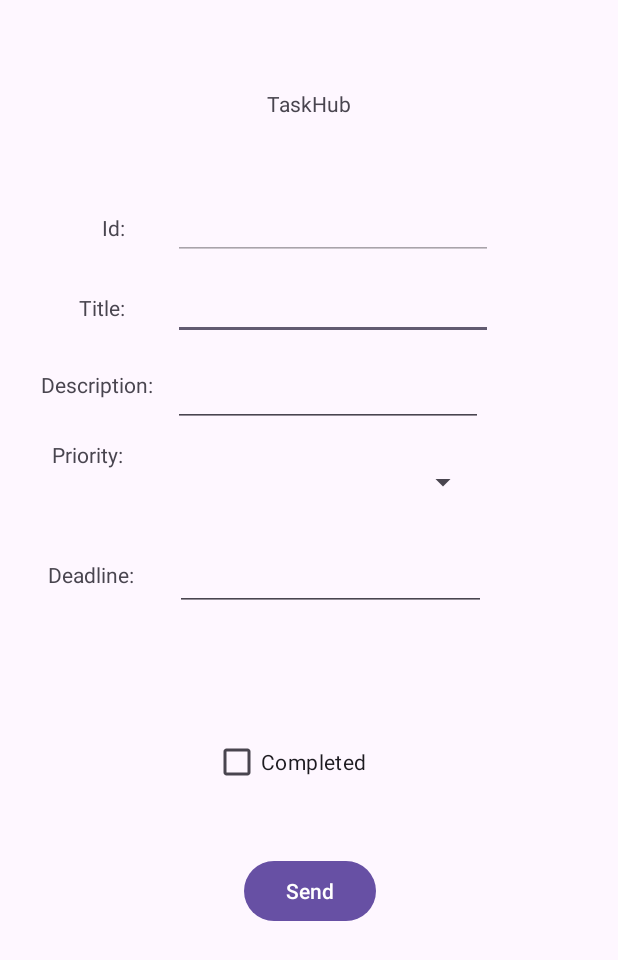
After one commit to carlosEduardoRincon/PocketTask, an Android app: the layout main.xml on its own in the app's theme, with its tools: preview values and no code run, on a phone screen of 412 x 824 dp. The commit adds this screen. Shown: the top 960 px of the screen. Run offline under Robolectric (Android 15) with nearby library versions, the phone set to English and light mode, and no system bars.

Commit message:
feat - adding changes

```diff
--- a/app/src/main/AndroidManifest.xml
+++ b/app/src/main/AndroidManifest.xml
@@ -13,7 +13,7 @@
         android:theme="@style/Theme.TaskHub"
         tools:targetApi="31">
         <activity
-            android:name=".MainActivity"
+            android:name=".InitialPage"
             android:exported="true">
             <intent-filter>
                 <action android:name="android.intent.action.MAIN" />
@@ -21,6 +21,10 @@
                 <category android:name="android.intent.category.LAUNCHER" />
             </intent-filter>
         </activity>
+        <activity
+            android:name=".TaskManager"
+            android:label="TaskManager" >
+        </activity>
     </application>
 
 </manifest>
--- a/app/src/main/java/br/edu/ifsp/dpdm/taskhub/adapters/TaskListAdapter.java
+++ b/app/src/main/java/br/edu/ifsp/dpdm/taskhub/adapters/TaskListAdapter.java
@@ -10,6 +10,7 @@ import android.widget.TextView;
 
 import java.util.List;
 
+import br.edu.ifsp.dpdm.taskhub.R;
 import br.edu.ifsp.dpdm.taskhub.model.Task;
 
 public class TaskListAdapter extends BaseAdapter {
--- /dev/null
+++ b/app/src/main/res/layout/main.xml
@@ -0,0 +1,165 @@
+<androidx.constraintlayout.widget.ConstraintLayout xmlns:android="http://schemas.android.com/apk/res/android"
+    xmlns:app="http://schemas.android.com/apk/res-auto"
+    xmlns:tools="http://schemas.android.com/tools"
+    android:id="@+id/linearLayout"
+    android:layout_width="match_parent"
+    android:layout_height="match_parent"
+    android:baselineAligned="false">
+
+    <EditText
+        android:id="@+id/edDescription"
+        android:layout_width="0dp"
+        android:layout_height="35dp"
+        android:layout_marginTop="12dp"
+        android:layout_marginEnd="88dp"
+        android:layout_marginBottom="14dp"
+        android:inputType="text"
+        app:layout_constraintBottom_toTopOf="@+id/spPriority"
+        app:layout_constraintEnd_toEndOf="parent"
+        app:layout_constraintStart_toEndOf="@+id/textView2"
+        app:layout_constraintTop_toBottomOf="@+id/edTitle" />
+
+    <CheckBox
+        android:id="@+id/ckCompleted"
+        android:layout_width="128dp"
+        android:layout_height="wrap_content"
+        android:layout_marginBottom="292dp"
+        android:text="Completed"
+        app:layout_constraintBottom_toBottomOf="parent"
+        app:layout_constraintEnd_toEndOf="parent"
+        app:layout_constraintStart_toStartOf="parent" />
+
+    <EditText
+        android:id="@+id/edTitle"
+        android:layout_width="wrap_content"
+        android:layout_height="wrap_content"
+        android:layout_marginTop="8dp"
+        android:ems="10"
+        android:inputType="text"
+        app:layout_constraintStart_toStartOf="@+id/edID"
+        app:layout_constraintTop_toBottomOf="@+id/edID">
+
+        <requestFocus
+            android:layout_width="wrap_content"
+            android:layout_height="wrap_content" />
+    </EditText>
+
+    <TextView
+        android:id="@+id/textView3"
+        android:layout_width="wrap_content"
+        android:layout_height="wrap_content"
+        android:layout_marginStart="32dp"
+        android:layout_marginEnd="32dp"
+        android:text="Priority:"
+        app:layout_constraintBaseline_toBaselineOf="@+id/spPriority"
+        app:layout_constraintEnd_toStartOf="@+id/spPriority"
+        app:layout_constraintStart_toStartOf="parent" />
+
+    <EditText
+        android:id="@+id/edID"
+        android:layout_width="wrap_content"
+        android:layout_height="wrap_content"
+        android:layout_marginStart="32dp"
+        android:layout_marginTop="49dp"
+        android:editable="false"
+        android:ems="10"
+        android:enabled="false"
+        android:inputType="text"
+        app:layout_constraintStart_toEndOf="@+id/txtID"
+        app:layout_constraintTop_toBottomOf="@+id/textView4"
+        tools:ignore="Deprecated">
+
+    </EditText>
+
+    <TextView
+        android:id="@+id/textView2"
+        android:layout_width="wrap_content"
+        android:layout_height="wrap_content"
+        android:layout_marginStart="25dp"
+        android:layout_marginTop="20dp"
+        android:layout_marginEnd="12dp"
+        android:text="Description:"
+        app:layout_constraintEnd_toStartOf="@+id/edDescription"
+        app:layout_constraintStart_toStartOf="parent"
+        app:layout_constraintTop_toBottomOf="@+id/edTitle" />
+
+    <TextView
+        android:id="@+id/textView1"
+        android:layout_width="wrap_content"
+        android:layout_height="wrap_content"
+        android:text="Title:"
+        app:layout_constraintBaseline_toBaselineOf="@+id/edTitle"
+        app:layout_constraintEnd_toStartOf="@+id/txtID"
+        app:layout_constraintStart_toStartOf="@+id/txtID" />
+
+    <TextView
+        android:id="@+id/txtID"
+        android:layout_width="wrap_content"
+        android:layout_height="wrap_content"
+        android:layout_marginStart="33dp"
+        android:layout_marginEnd="32dp"
+        android:text="@string/id"
+        app:layout_constraintBaseline_toBaselineOf="@+id/edID"
+        app:layout_constraintEnd_toStartOf="@+id/edDescription"
+        app:layout_constraintStart_toStartOf="@+id/textView3" />
+
+    <TextView
+        android:id="@+id/textView"
+        android:layout_width="0dp"
+        android:layout_height="wrap_content"
+        android:layout_marginStart="32dp"
+        android:layout_marginEnd="12dp"
+        android:text="Deadline:"
+        app:layout_constraintEnd_toStartOf="@+id/edDeadline"
+        app:layout_constraintStart_toStartOf="parent"
+        app:layout_constraintTop_toTopOf="@+id/edDeadline" />
+
+    <EditText
+        android:id="@+id/edDeadline"
+        android:layout_width="207dp"
+        android:layout_height="34dp"
+        android:layout_marginTop="82dp"
+        android:layout_marginEnd="88dp"
+        android:layout_marginBottom="80dp"
+        android:ems="10"
+        android:inputType="date"
+        app:layout_constraintBottom_toBottomOf="@+id/ckCompleted"
+        app:layout_constraintEnd_toEndOf="parent"
+        app:layout_constraintStart_toEndOf="@+id/textView"
+        app:layout_constraintTop_toTopOf="@+id/textView2" />
+
+    <Button
+        android:id="@+id/button"
+        android:layout_width="wrap_content"
+        android:layout_height="wrap_content"
+        android:layout_marginTop="38dp"
+        android:layout_marginEnd="19dp"
+        android:onClick="saveTask"
+        android:text="Send"
+        app:layout_constraintEnd_toEndOf="@+id/ckCompleted"
+        app:layout_constraintTop_toBottomOf="@+id/ckCompleted" />
+
+    <Spinner
+        android:id="@+id/spPriority"
+        android:layout_width="202dp"
+        android:layout_height="24dp"
+        android:layout_marginTop="22dp"
+        android:layout_marginEnd="90dp"
+        android:layout_marginBottom="19dp"
+        app:layout_constraintBottom_toTopOf="@+id/edDeadline"
+        app:layout_constraintEnd_toEndOf="parent"
+        app:layout_constraintStart_toEndOf="@+id/textView3"
+        app:layout_constraintTop_toBottomOf="@+id/textView2" />
+
+    <TextView
+        android:id="@+id/textView4"
+        android:layout_width="wrap_content"
+        android:layout_height="wrap_content"
+        android:layout_marginTop="59dp"
+        android:text="TaskHub"
+        app:layout_constraintEnd_toEndOf="parent"
+        app:layout_constraintStart_toStartOf="parent"
+        app:layout_constraintTop_toTopOf="parent" />
+
+
+</androidx.constraintlayout.widget.ConstraintLayout>
--- /dev/null
+++ b/app/src/main/res/menu/main.xml
@@ -0,0 +1,5 @@
+<menu xmlns:android="http://schemas.android.com/apk/res/android">
+    <item android:id="@+id/menu_settings"
+        android:title="@string/menu_settings"
+        android:orderInCategory="100" />
+</menu>
```
Also changed, not shown: app/src/main/java/br/edu/ifsp/dpdm/taskhub/InitialPage.java (added, +107 -0 lines), app/src/main/java/br/edu/ifsp/dpdm/taskhub/TaskManager.java (+25 -67 lines), app/src/main/res/layout/activity_main.xml (deleted, +0 -18 lines), app/src/main/res/layout/initial_page.xml (added, +44 -0 lines), app/src/main/res/layout/tasks.xml (added, +50 -0 lines).
